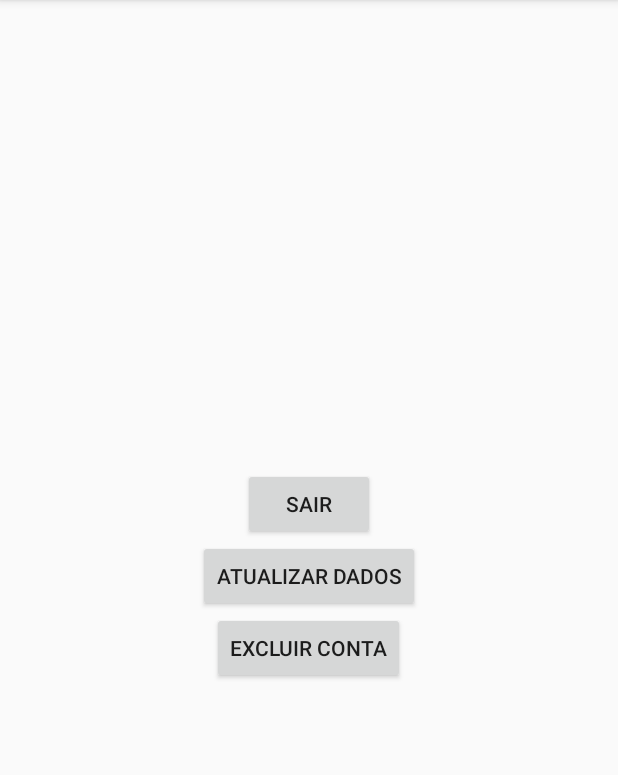
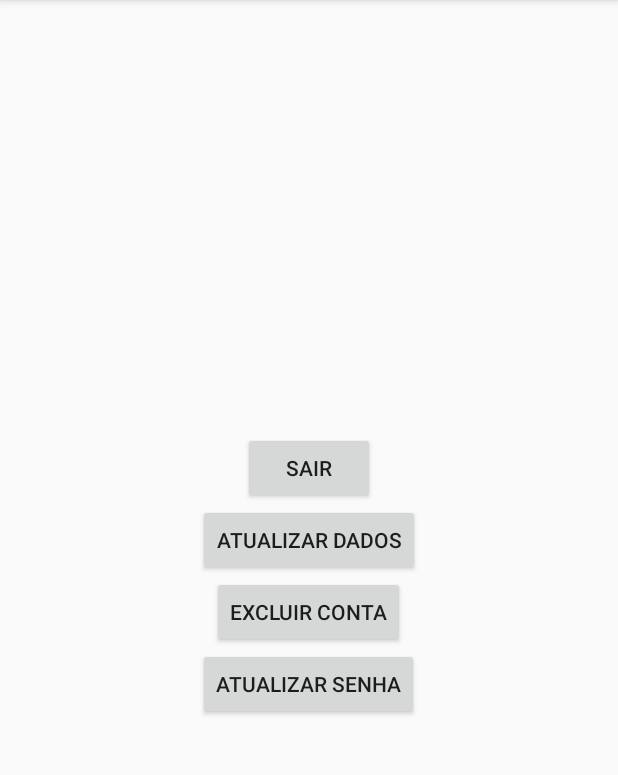
Before and after one commit to AntonioRoberio/OdontecApp, an Android app: the screen it shows after launch once a user with an empty profile is signed in (TelaPrincipal), on a phone screen of 412 x 824 dp, the part 84-859 px from its top. Run offline under Robolectric (Android 15) with nearby library versions, the phone set to English and light mode, and no system bars; our stand-ins replace Firebase (no records; nobody signed in at launch, a user with empty details on screens opened directly).

Commit message:
Finalização do método que faz atualização da senha do usuário

```diff
--- a/app/src/main/AndroidManifest.xml
+++ b/app/src/main/AndroidManifest.xml
@@ -19,7 +19,8 @@
         <activity android:name=".View.TelaPrincipal" />
         <activity android:name=".View.CadastrarUsuario" />
         <activity android:name=".View.ResetSenha" />
-        <activity android:name=".View.AtualizarDados"></activity>
+        <activity android:name=".View.AtualizarDados" />
+        <activity android:name=".View.AtualizarSenha"></activity>
     </application>
 
 </manifest>
--- a/app/src/main/java/com/des/odontec/equipe/odontec/View/TelaPrincipal.java
+++ b/app/src/main/java/com/des/odontec/equipe/odontec/View/TelaPrincipal.java
@@ -15,6 +15,7 @@ public class TelaPrincipal extends AppCompatActivity {
     private Button sair;
     private Button atualizarDados;
     private Button delatarConta;
+    private Button novaSenha;
     @Override
     protected void onCreate(Bundle savedInstanceState) {
         super.onCreate(savedInstanceState);
@@ -22,6 +23,7 @@ public class TelaPrincipal extends AppCompatActivity {
         sair=(Button) findViewById(R.id.logoutSistema);
         atualizarDados=(Button) findViewById(R.id.atualizarInformacoes);
         delatarConta=(Button) findViewById(R.id.excluirConta);
+        novaSenha=(Button) findViewById(R.id.atualizarSenha);
 
         sair.setOnClickListener(new View.OnClickListener() {
             @Override
@@ -54,7 +56,13 @@ public class TelaPrincipal extends AppCompatActivity {
             }
         });
 
-
+        novaSenha.setOnClickListener(new View.OnClickListener() {
+            @Override
+            public void onClick(View v) {
+                Intent intent=new Intent(TelaPrincipal.this,AtualizarSenha.class);
+                startActivity(intent);
+            }
+        });
 
 
     }
--- a/app/src/main/res/layout/activity_tela_principal.xml
+++ b/app/src/main/res/layout/activity_tela_principal.xml
@@ -22,6 +22,11 @@
         android:layout_height="wrap_content"
         android:text="Excluir conta"
         android:id="@+id/excluirConta"/>
+    <Button
+        android:layout_width="wrap_content"
+        android:layout_height="wrap_content"
+        android:text="Atualizar Senha"
+        android:id="@+id/atualizarSenha"/>
 
 
 
```
